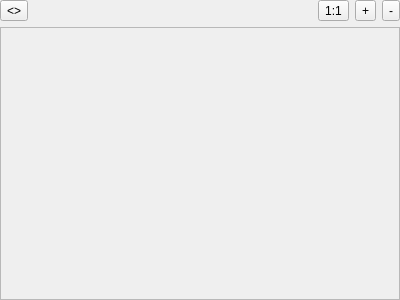
Qt form ui/mydata/ImageViewer.ui (OpenFairWind/FairWindSK) before a commit.
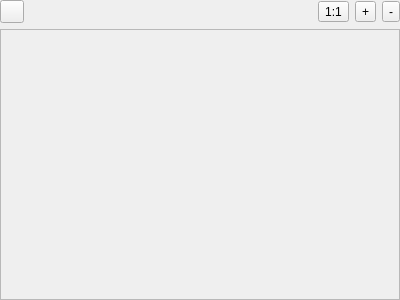
The same form after that commit. Icons and pictures are not drawn.

The edit to the form file:
```diff
--- a/ui/mydata/ImageViewer.ui
+++ b/ui/mydata/ImageViewer.ui
@@ -31,7 +31,12 @@
      <item>
       <widget class="QToolButton" name="toolButton_Adapt">
        <property name="text">
-        <string>&lt;&gt;</string>
+        <string/>
+       </property>
+       <property name="icon">
+        <iconset resource="../../resources.qrc">
+         <normaloff>:/resources/svg/zoom-fit-svgrepo-com.svg</normaloff>
+         <normalon>:/resources/svg/zoom-fit-curve-svgrepo-com.svg</normalon>:/resources/svg/zoom-fit-svgrepo-com.svg</iconset>
        </property>
        <property name="checkable">
         <bool>true</bool>
@@ -85,7 +90,7 @@
         <x>0</x>
         <y>0</y>
         <width>398</width>
-        <height>264</height>
+        <height>260</height>
        </rect>
       </property>
       <layout class="QVBoxLayout" name="verticalLayout_Image">
```
Left out of the diff: 16 changed lines with no effect on the pictures.
